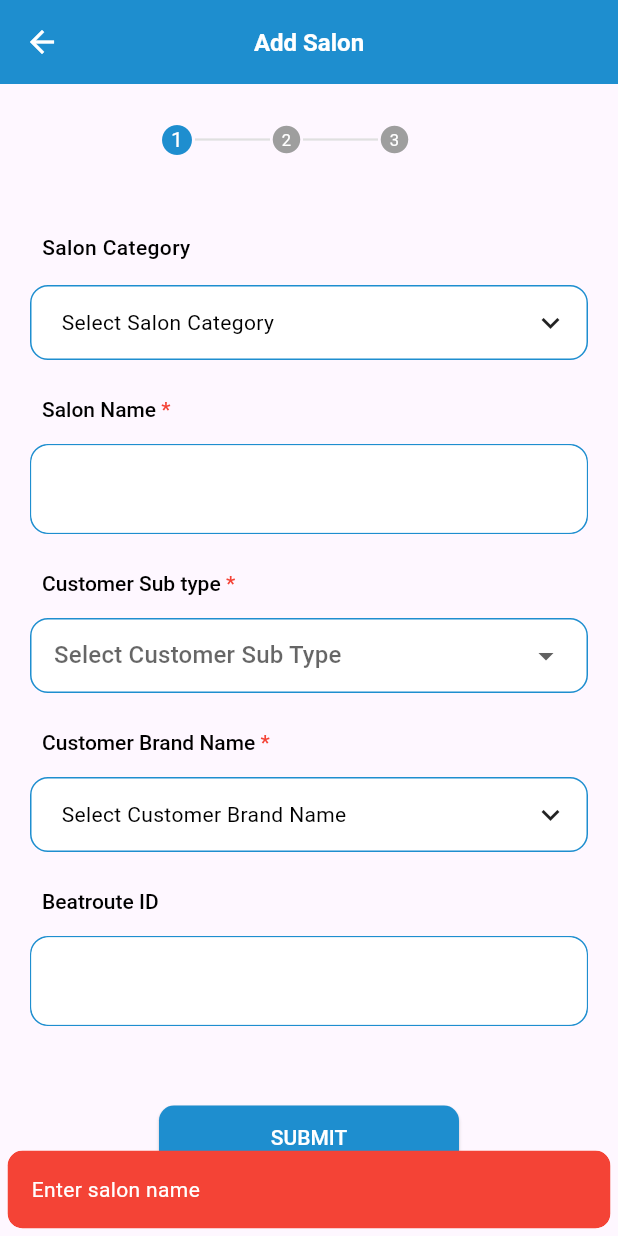
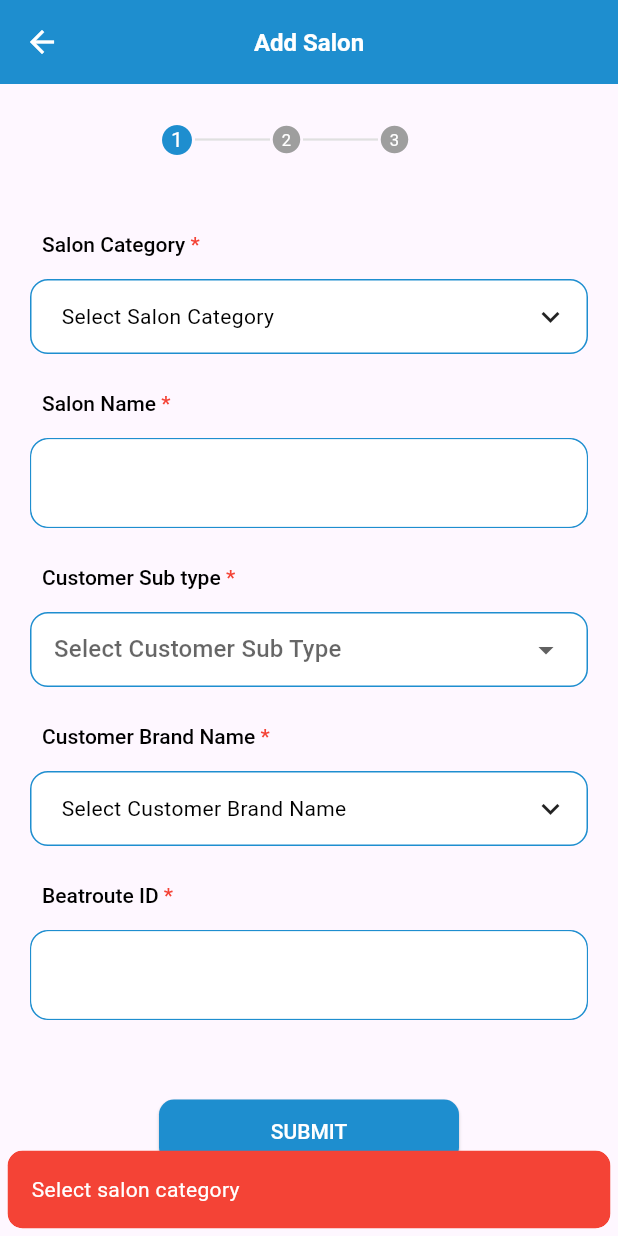
Before and after one commit to aimbeat2018/Shimmers, a Flutter app: the AddSalonBasicDetailsScreen screen opened directly, after a tap on "SUBMIT", on a phone screen of 412 x 824 dp. Run offline on Flutter 3.47's test engine with Material 3 defaults, Android fonts, the phone set to English and light mode, and no system bars; our stand-ins replace connectivity_plus, dio, file_picker, firebase_core, firebase_messaging, geocoding and 10 more; missing offline and left inert: flutter_pdfview; accounts and stored records are empty; network calls fail.

Commit message:
Score card design, salon details validation,Pdf upload issue 03/05/2024

```diff
--- a/lib/screens/salons/addSalon/addSalonBasicDetailsScreen.dart
+++ b/lib/screens/salons/addSalon/addSalonBasicDetailsScreen.dart
@@ -56,16 +56,20 @@ class _AddSalonBasicDetailsScreenState
   TextEditingController beatrouteidController = TextEditingController();
   String salonCategory = '', salonId = '';
   String brandName = '', brandId = '';
-  List<String> customerTypeList=['SALON ','RETAIL SHOP','WHOLESALE SHOP','FREELANCER'];
+  List<String> customerTypeList = [
+    'SALON ',
+    'RETAIL SHOP',
+    'WHOLESALE SHOP',
+    'FREELANCER'
+  ];
   String? selectedCustType;
-
 
   @override
   void initState() {
     super.initState();
     if (mounted) {
       Future.delayed(Duration.zero, () async {
-        Get.find<SalonController>().getSalonCategory().then((value) async{
+        Get.find<SalonController>().getSalonCategory().then((value) async {
           Get.find<SalonController>().getBrandList();
         });
       });
@@ -184,13 +188,24 @@ class _AddSalonBasicDetailsScreenState
                             child: Padding(
                               padding:
                                   const EdgeInsets.symmetric(horizontal: 8.0),
-                              child: Text(
-                                TextConstant.salonCategory,
+                              child: RichText(
+                                  text: TextSpan(
                                       style: const TextStyle(
                                           color: Colors.black,
                                           fontSize: 14,
                                           fontWeight: FontWeight.w500),
+                                      children: <TextSpan>[
+                                    TextSpan(
+                                      text: TextConstant.salonCategory,
                                     ),
+                                    TextSpan(
+                                      text: ' *',
+                                      style: const TextStyle(
+                                          color: Colors.red,
+                                          fontSize: 14,
+                                          fontWeight: FontWeight.w500),
+                                    ),
+                                  ])),
                             ),
                           ),
                           const SizedBox(
@@ -366,7 +381,6 @@ class _AddSalonBasicDetailsScreenState
                                     );
                                   }).toList()),
                             ),
-
                           ),
                           const SizedBox(
                             height: 25,
@@ -402,8 +416,7 @@ class _AddSalonBasicDetailsScreenState
                             onTap: () {
                               showModalBottomSheet(
                                 context: context,
-                                builder: (context) =>
-                                const BrandListScreen(),
+                                builder: (context) => const BrandListScreen(),
                                 backgroundColor: Colors.transparent,
                               ).then((value) => {
                                     setState(() {
@@ -473,13 +486,13 @@ class _AddSalonBasicDetailsScreenState
                                       TextSpan(
                                         text: 'Beatroute ID',
                                       ),
-                                         /* TextSpan(
+                                      TextSpan(
                                         text: ' *',
                                         style: const TextStyle(
                                             color: Colors.red,
                                             fontSize: 14,
                                             fontWeight: FontWeight.w500),
-                                          ),*/
+                                      ),
                                     ]))),
                           ),
                           const SizedBox(
@@ -514,7 +527,6 @@ class _AddSalonBasicDetailsScreenState
                             ),
                           ),
                           const SizedBox(height: 50),
-
                           SizedBox(
                             width: 200,
                             // height: 45,
@@ -543,25 +555,36 @@ class _AddSalonBasicDetailsScreenState
                                   ),
                                 ),
                                 onPressed: () {
-                                  if (salonNameController.text.isEmpty) {
+                                  if (salonCategory == null ||
+                                      salonCategory == '') {
+                                    showCustomSnackBar('Select salon category',
+                                        isError: true);
+                                  } else if (salonNameController.text.isEmpty) {
                                     showCustomSnackBar('Enter salon name',
                                         isError: true);
-                                  }else if(selectedCustType==null){
-                                    showCustomSnackBar('Select customer sub type',
+                                  } else if (selectedCustType == null) {
+                                    showCustomSnackBar(
+                                        'Select customer sub type',
                                         isError: true);
-                                } else if(brandName==null||brandName==''){
-                                    showCustomSnackBar('Select customer brand name ',isError: true);
-                                  }
-                                  else{
+                                  } else if (brandName == null ||
+                                      brandName == '') {
+                                    showCustomSnackBar(
+                                        'Select customer brand name ',
+                                        isError: true);
+                                  } else if (beatrouteidController
+                                      .text.isEmpty) {
+                                    showCustomSnackBar('Enter beatroute id',
+                                        isError: true);
+                                  } else {
                                     PersistentNavBarNavigator.pushNewScreen(
                                       context,
                                       screen: AddSalonPersonalDetailsScreen(
                                           salonCategory: salonId,
-                                          salonName:
-                                          salonNameController.text,
-                                      custType:selectedCustType!,
-                                      brandId:brandId,
-                                      beatrouteId:beatrouteidController.text),
+                                          salonName: salonNameController.text,
+                                          custType: selectedCustType!,
+                                          brandId: brandId,
+                                          beatrouteId:
+                                              beatrouteidController.text),
                                       withNavBar: false,
                                     );
                                     /*Navigator.of(context)
```
Also changed, not shown: lib/screens/attendance/attendanceScreen.dart (+4 -4 lines), lib/screens/home/homeScreen.dart (+29 -36 lines), lib/screens/scoreCard/scoreCardScreen.dart (+8 -8 lines). Lines whose indentation alone changed are shown as unchanged.
